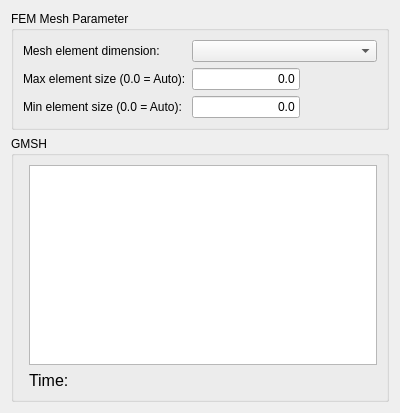
First picture: the form in TaskPanelCfdMeshGmsh.ui, repository jaheyns/CfdOF, before the edit.
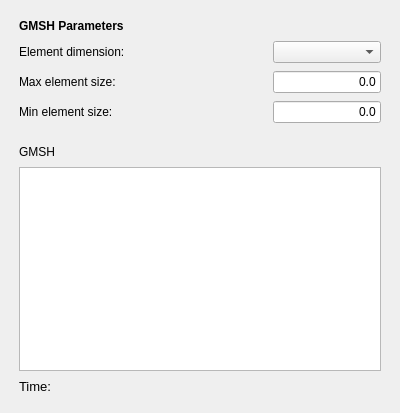
Second picture: the form after the edit. Custom widgets are drawn as their Qt base class.

The edit to the form file:
```diff
--- a/TaskPanelCfdMeshGmsh.ui
+++ b/TaskPanelCfdMeshGmsh.ui
@@ -15,156 +15,156 @@
   </property>
   <layout class="QVBoxLayout" name="verticalLayout">
    <item>
-    <widget class="QGroupBox" name="gb01_mesh_params">
-     <property name="maximumSize">
+    <layout class="QGridLayout" name="gridLayout">
+     <property name="horizontalSpacing">
+      <number>14</number>
+     </property>
+     <property name="verticalSpacing">
+      <number>8</number>
+     </property>
+     <property name="margin">
+      <number>8</number>
+     </property>
+     <item row="2" column="1">
+      <widget class="Gui::InputField" name="if_max">
+       <property name="sizePolicy">
+        <sizepolicy hsizetype="Fixed" vsizetype="Fixed">
+         <horstretch>0</horstretch>
+         <verstretch>0</verstretch>
+        </sizepolicy>
+       </property>
+       <property name="minimumSize">
       <size>
-       <width>16777215</width>
-       <height>1677215</height>
-      </size>
-     </property>
-     <property name="title">
-      <string>FEM Mesh Parameter</string>
-     </property>
-     <layout class="QVBoxLayout" name="verticalLayout_9">
-      <item>
-       <layout class="QFormLayout" name="formLayout_1">
-        <property name="fieldGrowthPolicy">
-         <enum>QFormLayout::AllNonFixedFieldsGrow</enum>
-        </property>
-        <item row="1" column="0">
-         <widget class="QLabel" name="l_dimension">
+         <width>80</width>
+         <height>20</height>
+        </size>
+       </property>
+       <property name="toolTip">
+        <string extracomment="Select 0 to use default value"/>
+       </property>
+       <property name="text">
+        <string>0.0</string>
+       </property>
+       <property name="alignment">
+        <set>Qt::AlignRight|Qt::AlignTrailing|Qt::AlignVCenter</set>
+       </property>
+       <property name="singleStep" stdset="0">
+        <double>1.000000000000000</double>
+       </property>
+       <property name="maximum" stdset="0">
+        <double>1000000000.000000000000000</double>
+       </property>
+       <property name="unit" stdset="0">
+        <string notr="true">mm</string>
+       </property>
+       <property name="decimals" stdset="0">
+        <number>2</number>
+       </property>
+       <property name="value" stdset="0">
+        <double>0.000000000000000</double>
+       </property>
+      </widget>
+     </item>
+     <item row="3" column="1">
+      <widget class="Gui::InputField" name="if_min">
+       <property name="sizePolicy">
+        <sizepolicy hsizetype="Fixed" vsizetype="Fixed">
+         <horstretch>0</horstretch>
+         <verstretch>0</verstretch>
+        </sizepolicy>
+       </property>
+       <property name="minimumSize">
+        <size>
+         <width>80</width>
+         <height>20</height>
+        </size>
+       </property>
+       <property name="toolTip">
+        <string extracomment="Select 0 to use default value"/>
+       </property>
           <property name="text">
-           <string>Mesh element dimension:</string>
+        <string>0.0</string>
+       </property>
+       <property name="alignment">
+        <set>Qt::AlignRight|Qt::AlignTrailing|Qt::AlignVCenter</set>
+       </property>
+       <property name="singleStep" stdset="0">
+        <double>1.000000000000000</double>
+       </property>
+       <property name="maximum" stdset="0">
+        <double>1000000000.000000000000000</double>
+       </property>
+       <property name="unit" stdset="0">
+        <string notr="true">mm</string>
+       </property>
+       <property name="decimals" stdset="0">
+        <number>2</number>
+       </property>
+       <property name="value" stdset="0">
+        <double>0.000000000000000</double>
           </property>
          </widget>
         </item>
         <item row="1" column="1">
-         <widget class="QComboBox" name="cb_dimension"/>
+      <widget class="QComboBox" name="cb_dimension">
+       <property name="toolTip">
+        <string/>
+       </property>
+      </widget>
+     </item>
+     <item row="1" column="0">
+      <widget class="QLabel" name="l_dimension">
+       <property name="text">
+        <string>Element dimension:</string>
+       </property>
+      </widget>
         </item>
         <item row="2" column="0">
          <widget class="QLabel" name="l_max">
           <property name="text">
-           <string>Max element size (0.0 = Auto):</string>
+        <string>Max element size:</string>
           </property>
          </widget>
         </item>
-        <item row="2" column="1">
-         <widget class="Gui::InputField" name="if_max">
-          <property name="sizePolicy">
-           <sizepolicy hsizetype="Fixed" vsizetype="Fixed">
-            <horstretch>0</horstretch>
-            <verstretch>0</verstretch>
-           </sizepolicy>
-          </property>
-          <property name="minimumSize">
-           <size>
-            <width>80</width>
-            <height>20</height>
-           </size>
+     <item row="0" column="0">
+      <widget class="QLabel" name="label">
+       <property name="font">
+        <font>
+         <weight>75</weight>
+         <bold>true</bold>
+        </font>
           </property>
           <property name="text">
-           <string>0.0</string>
-          </property>
-          <property name="alignment">
-           <set>Qt::AlignRight|Qt::AlignTrailing|Qt::AlignVCenter</set>
-          </property>
-          <property name="singleStep" stdset="0">
-           <double>1.000000000000000</double>
-          </property>
-          <property name="maximum" stdset="0">
-           <double>1000000000.000000000000000</double>
-          </property>
-          <property name="unit" stdset="0">
-           <string notr="true">mm</string>
-          </property>
-          <property name="decimals" stdset="0">
-           <number>2</number>
-          </property>
-          <property name="value" stdset="0">
-           <double>0.000000000000000</double>
+        <string>GMSH Parameters</string>
           </property>
          </widget>
         </item>
         <item row="3" column="0">
          <widget class="QLabel" name="l_min">
           <property name="text">
-           <string>Min element size (0.0 = Auto):</string>
+        <string>Min element size:</string>
           </property>
          </widget>
         </item>
-        <item row="3" column="1">
-         <widget class="Gui::InputField" name="if_min">
-          <property name="sizePolicy">
-           <sizepolicy hsizetype="Fixed" vsizetype="Fixed">
-            <horstretch>0</horstretch>
-            <verstretch>0</verstretch>
-           </sizepolicy>
-          </property>
-          <property name="minimumSize">
-           <size>
-            <width>80</width>
-            <height>20</height>
-           </size>
-          </property>
-          <property name="text">
-           <string>0.0</string>
-          </property>
-          <property name="alignment">
-           <set>Qt::AlignRight|Qt::AlignTrailing|Qt::AlignVCenter</set>
-          </property>
-          <property name="singleStep" stdset="0">
-           <double>1.000000000000000</double>
-          </property>
-          <property name="maximum" stdset="0">
-           <double>1000000000.000000000000000</double>
-          </property>
-          <property name="unit" stdset="0">
-           <string notr="true">mm</string>
-          </property>
-          <property name="decimals" stdset="0">
-           <number>2</number>
-          </property>
-          <property name="value" stdset="0">
-           <double>0.000000000000000</double>
-          </property>
-         </widget>
-        </item>
-       </layout>
-      </item>
-     </layout>
-    </widget>
+    </layout>
    </item>
    <item>
-    <widget class="QGroupBox" name="gb03_run_gmsh">
-     <property name="maximumSize">
-      <size>
-       <width>16777215</width>
-       <height>1677215</height>
-      </size>
+    <layout class="QGridLayout" name="gridLayout_2">
+     <property name="margin">
+      <number>8</number>
      </property>
-     <property name="title">
+     <property name="spacing">
+      <number>8</number>
+     </property>
+     <item row="0" column="0">
+      <widget class="QLabel" name="label_2">
+       <property name="text">
       <string>GMSH</string>
      </property>
-     <layout class="QVBoxLayout" name="verticalLayout_8">
-      <item>
-       <layout class="QFormLayout" name="formLayout_2">
-        <property name="fieldGrowthPolicy">
-         <enum>QFormLayout::AllNonFixedFieldsGrow</enum>
-        </property>
-        <item row="0" column="1">
+      </widget>
+     </item>
+     <item row="1" column="0">
          <layout class="QGridLayout" name="gl_actions">
-          <item row="1" column="0">
-           <widget class="QLabel" name="l_time">
-            <property name="font">
-             <font>
-              <pointsize>12</pointsize>
-             </font>
-            </property>
-            <property name="text">
-             <string>Time:</string>
-            </property>
-           </widget>
-          </item>
           <item row="0" column="0">
            <widget class="QTextEdit" name="te_output">
             <property name="lineWrapMode">
@@ -172,12 +172,21 @@
             </property>
            </widget>
           </item>
-         </layout>
-        </item>
-       </layout>
-      </item>
-     </layout>
-    </widget>
+       <item row="1" column="0">
+        <widget class="QLabel" name="l_time">
+         <property name="font">
+          <font>
+           <pointsize>10</pointsize>
+          </font>
+         </property>
+         <property name="text">
+          <string>Time:</string>
+         </property>
+        </widget>
+       </item>
+      </layout>
+     </item>
+    </layout>
    </item>
   </layout>
  </widget>
```
Lines whose indentation alone changed are shown as unchanged.
